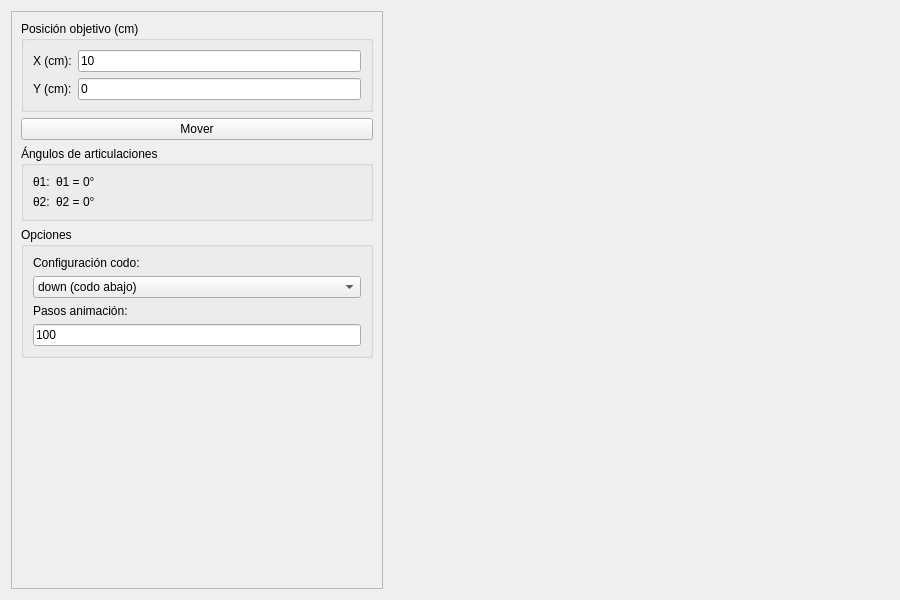
Qt form Punto1/robot_2r.ui (DanielPataquiva/Taller3) before a commit.
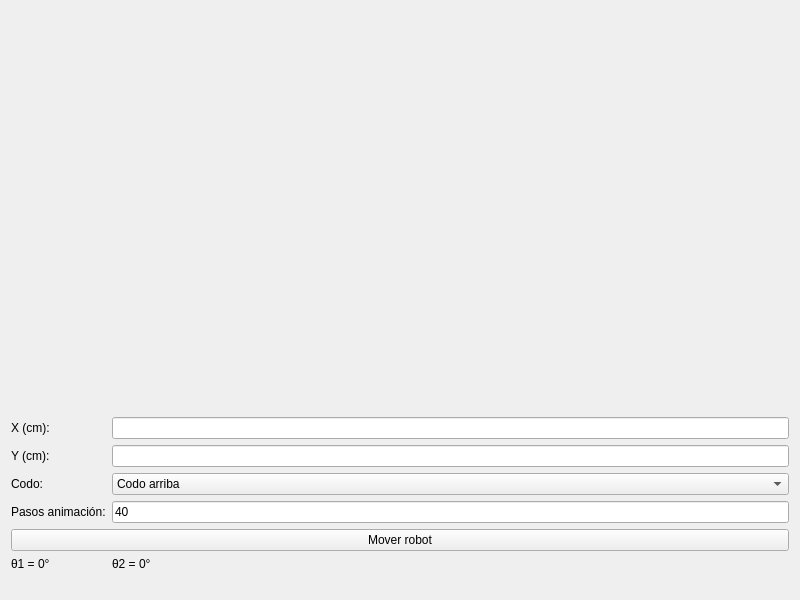
The same form after that commit.

Diff of the .ui file:
```diff
--- a/Punto1/robot_2r.ui
+++ b/Punto1/robot_2r.ui
@@ -6,101 +6,99 @@
    <rect>
     <x>0</x>
     <y>0</y>
-    <width>900</width>
+    <width>800</width>
     <height>600</height>
    </rect>
   </property>
   <property name="windowTitle">
    <string>Simulación Robot 2R</string>
   </property>
-  <layout class="QHBoxLayout" name="horizontalLayout">
+  <layout class="QVBoxLayout" name="verticalLayout">
    <item>
-    <widget class="QFrame" name="leftFrame">
-     <property name="frameShape">
-      <enum>QFrame::StyledPanel</enum>
+    <!-- Área donde se dibuja el robot -->
+    <widget class="QWidget" name="widgetGrafica">
+     <property name="minimumSize">
+      <size>
+       <width>600</width>
+       <height>400</height>
+      </size>
      </property>
-     <property name="frameShadow">
-      <enum>QFrame::Raised</enum>
-     </property>
-     <layout class="QVBoxLayout" name="verticalLayout_1">
-
-      <!-- Grupo de coordenadas -->
+     <layout class="QVBoxLayout" name="layoutGrafica"/>
+    </widget>
+   </item>
       <item>
-       <widget class="QGroupBox" name="groupBox_coords">
-        <property name="title">
-         <string>Posición objetivo (cm)</string>
-        </property>
-        <layout class="QFormLayout" name="formLayout_coords">
+    <!-- Controles de entrada -->
+    <layout class="QFormLayout" name="formLayout">
          <item row="0" column="0">
-          <widget class="QLabel" name="label_x">
+      <widget class="QLabel" name="labelX">
            <property name="text">
             <string>X (cm):</string>
            </property>
           </widget>
          </item>
          <item row="0" column="1">
-          <widget class="QLineEdit" name="x_input">
-           <property name="text">
-            <string>10</string>
-           </property>
-          </widget>
+      <widget class="QLineEdit" name="x_input"/>
          </item>
          <item row="1" column="0">
-          <widget class="QLabel" name="label_y">
+      <widget class="QLabel" name="labelY">
            <property name="text">
             <string>Y (cm):</string>
            </property>
           </widget>
          </item>
          <item row="1" column="1">
-          <widget class="QLineEdit" name="y_input">
+      <widget class="QLineEdit" name="y_input"/>
+     </item>
+     <item row="2" column="0">
+      <widget class="QLabel" name="labelCodo">
            <property name="text">
-            <string>0</string>
+        <string>Codo:</string>
            </property>
           </widget>
          </item>
-        </layout>
-       </widget>
-      </item>
-
-      <!-- Botón mover -->
+     <item row="2" column="1">
+      <widget class="QComboBox" name="elbow_combo">
+       <item>
+        <property name="text">
+         <string>Codo arriba</string>
+        </property>
+       </item>
       <item>
+        <property name="text">
+         <string>Codo abajo</string>
+        </property>
+       </item>
+      </widget>
+     </item>
+     <item row="3" column="0">
+      <widget class="QLabel" name="labelPasos">
+       <property name="text">
+        <string>Pasos animación:</string>
+       </property>
+      </widget>
+     </item>
+     <item row="3" column="1">
+      <widget class="QLineEdit" name="steps_input">
+       <property name="text">
+        <string>40</string>
+       </property>
+      </widget>
+     </item>
+     <item row="4" column="0" colspan="2">
        <widget class="QPushButton" name="move_button">
         <property name="text">
-         <string>Mover</string>
+        <string>Mover robot</string>
         </property>
        </widget>
       </item>
-
-      <!-- Grupo de ángulos -->
-      <item>
-       <widget class="QGroupBox" name="groupBox_angles">
-        <property name="title">
-         <string>Ángulos de articulaciones</string>
-        </property>
-        <layout class="QFormLayout" name="formLayout_angles">
-         <item row="0" column="0">
-          <widget class="QLabel" name="label_t1">
-           <property name="text">
-            <string>θ1:</string>
-           </property>
-          </widget>
-         </item>
-         <item row="0" column="1">
+     <item row="5" column="0">
           <widget class="QLabel" name="theta1_label">
            <property name="text">
             <string>θ1 = 0°</string>
            </property>
           </widget>
          </item>
-         <item row="1" column="0">
-          <widget class="QLabel" name="label_t2">
-           <property name="text">
-            <string>θ2:</string>
-           </property>
-          </widget>
-         </item>
-         <item row="1" column="1">
+     <item row="5" column="1">
           <widget class="QLabel" name="theta2_label">
            <property name="text">
             <string>θ2 = 0°</string>
@@ -108,83 +106,6 @@
           </widget>
          </item>
         </layout>
-       </widget>
-      </item>
-
-      <!-- Grupo de opciones -->
-      <item>
-       <widget class="QGroupBox" name="groupBox_options">
-        <property name="title">
-         <string>Opciones</string>
-        </property>
-        <layout class="QVBoxLayout" name="verticalLayout_2">
-         <item>
-          <widget class="QLabel" name="label_elbow">
-           <property name="text">
-            <string>Configuración codo:</string>
-           </property>
-          </widget>
-         </item>
-         <item>
-          <widget class="QComboBox" name="elbow_combo">
-           <item>
-            <property name="text">
-             <string>down (codo abajo)</string>
-            </property>
-           </item>
-           <item>
-            <property name="text">
-             <string>up (codo arriba)</string>
-            </property>
-           </item>
-          </widget>
-         </item>
-         <item>
-          <widget class="QLabel" name="label_steps">
-           <property name="text">
-            <string>Pasos animación:</string>
-           </property>
-          </widget>
-         </item>
-         <item>
-          <widget class="QLineEdit" name="steps_input">
-           <property name="text">
-            <string>100</string>
-           </property>
-          </widget>
-         </item>
-        </layout>
-       </widget>
-      </item>
-
-      <item>
-       <spacer name="verticalSpacer">
-        <property name="orientation">
-         <enum>Qt::Vertical</enum>
-        </property>
-        <property name="sizeHint" stdset="0">
-         <size>
-          <width>20</width>
-          <height>40</height>
-         </size>
-        </property>
-       </spacer>
-      </item>
-
-     </layout>
-    </widget>
-   </item>
-
-   <!-- Widget donde se mostrará el gráfico del robot -->
-   <item>
-    <widget class="QWidget" name="plot_widget">
-     <property name="minimumSize">
-      <size>
-       <width>500</width>
-       <height>500</height>
-      </size>
-     </property>
-    </widget>
    </item>
   </layout>
  </widget>
```
Lines whose indentation alone changed are shown as unchanged.
